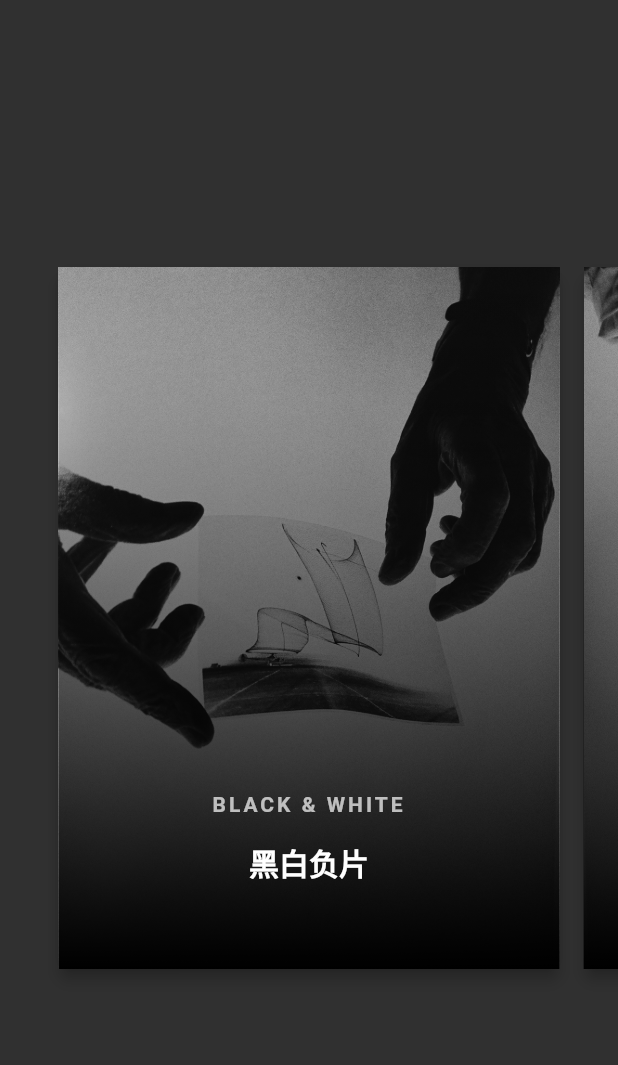
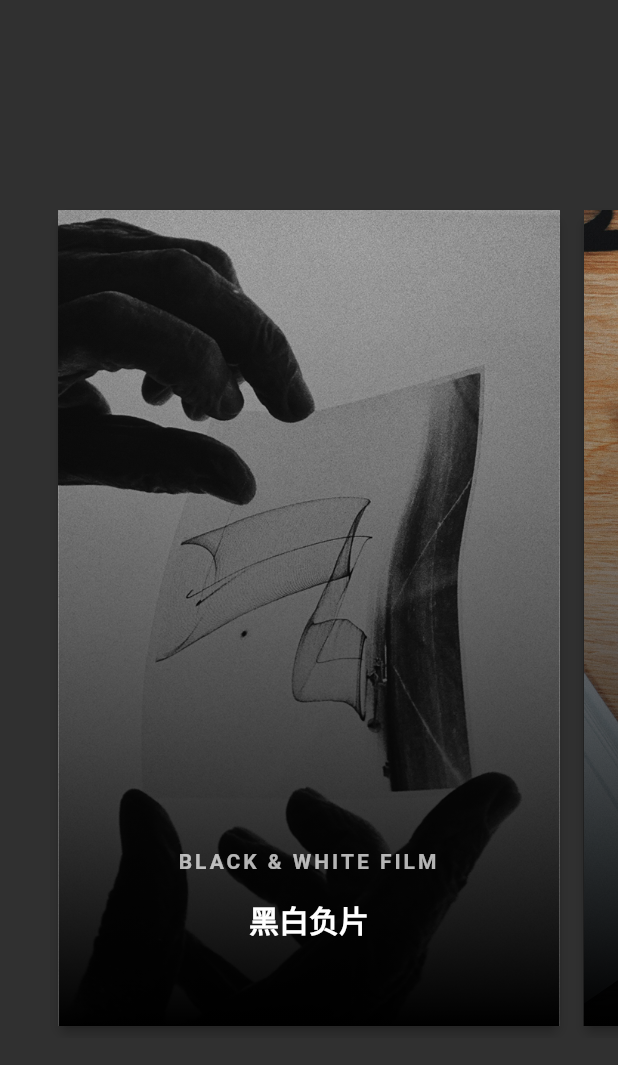
Before and after one commit to QuincyJiang/FilmDev, a Flutter app: the IntroPageView screen opened directly, on a phone screen of 412 x 824 dp. Shown: the top 1065 px of the screen. Run offline on Flutter 3.47's test engine with Material 2 defaults, Android fonts, the phone set to English and light mode, and no system bars; our stand-ins replace flare_flutter, sqflite; accounts and stored records are empty; statements that could not run were skipped.

Commit message:
[dev] modify intro page

```diff
--- a/film_dev/lib/widgets/data.dart
+++ b/film_dev/lib/widgets/data.dart
@@ -11,8 +11,8 @@ class IntroItem {
 }
 
 final sampleItems = <IntroItem>[
-  new IntroItem(title: '黑白负片', category: 'BLACK & WHITE', imageUrl: 'assets/splash.jpg',),
-  new IntroItem(title: '彩色负片', category: 'COLOR NEGATIVE', imageUrl: 'assets/splash2.jpg',),
-  new IntroItem(title: '彩色正片', category: 'COLOR POSITIVE', imageUrl: 'assets/splash2',),
-  new IntroItem(title: '电影胶片', category: 'MOVIE FILM', imageUrl: 'assets/splash2',),
+  new IntroItem(title: '黑白负片', category: 'BLACK & WHITE FILM', imageUrl: 'assets/pic1.jpg',),
+  new IntroItem(title: '彩色负片', category: 'COLOR NEGATIVE FILM', imageUrl: 'assets/pic2.jpg',),
+  new IntroItem(title: '彩色正片', category: 'COLOR POSITIVE FILM', imageUrl: 'assets/pic3.jpg',),
+  new IntroItem(title: '电影负片', category: 'MOVIE NEGATIVE FILM', imageUrl: 'assets/pic4.jpg',),
 ];
--- a/film_dev/lib/widgets/intro_page_item.dart
+++ b/film_dev/lib/widgets/intro_page_item.dart
@@ -3,10 +3,13 @@ import 'package:film_dev/widgets/page_transformer.dart';
 import 'package:flutter/material.dart';
 import 'package:meta/meta.dart';
 
+typedef OnPageTapped<String> = void Function(String title);
 class IntroPageItem extends StatelessWidget {
+  OnPageTapped<String> onPageTapped;
   IntroPageItem({
     @required this.item,
     @required this.pageVisibility,
+    @required this.onPageTapped
   });
 
   final IntroItem item;
@@ -101,11 +104,12 @@ class IntroPageItem extends StatelessWidget {
 
     return Padding(
       padding: const EdgeInsets.symmetric(
-        vertical: 16.0,
+        vertical: 8.0,
         horizontal: 8.0,
       ),
+      child: GestureDetector(
         child: Material(
-        elevation: 4.0,
+          elevation: 3.0,
           borderRadius: BorderRadius.circular(8.0),
           child: Stack(
             fit: StackFit.expand,
@@ -116,6 +120,8 @@ class IntroPageItem extends StatelessWidget {
             ],
           ),
         ),
+        onTap: (){onPageTapped(item.title);},
+      )
     );
   }
 }
```
Also changed, not shown: film_dev/lib/widgets/intro_page_view.dart (+30 -2 lines), film_dev/assets/pic1.jpg (added), film_dev/assets/pic2.jpg (added), film_dev/assets/pic3.jpg (added), film_dev/assets/pic4.jpg (added), film_dev/assets/pic5.jpg (added), film_dev/assets/splash.jpg (deleted). Lines whose indentation alone changed are shown as unchanged.
